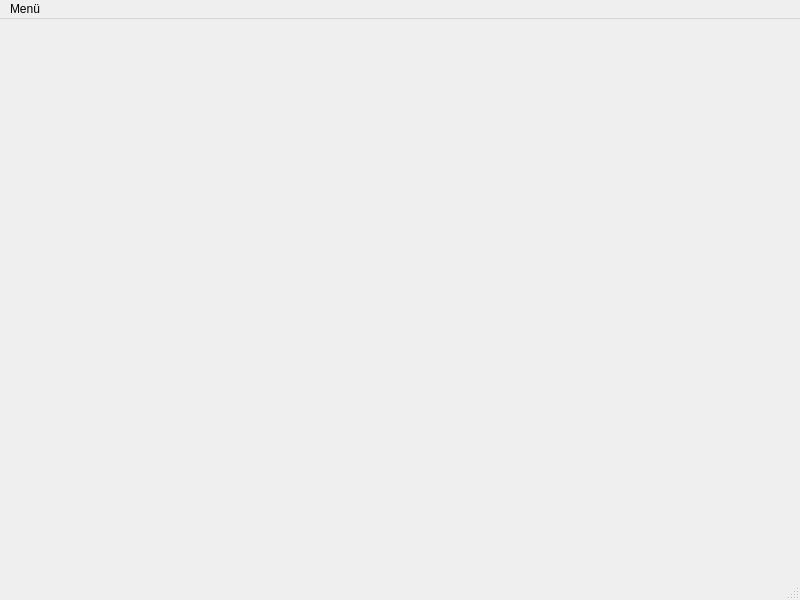
Before: the Qt Designer form DungeonCrawler/mainwindow.ui in sxndrx-cxlxnx/h_da_B2-Programmieren2, drawn with Qt 5.
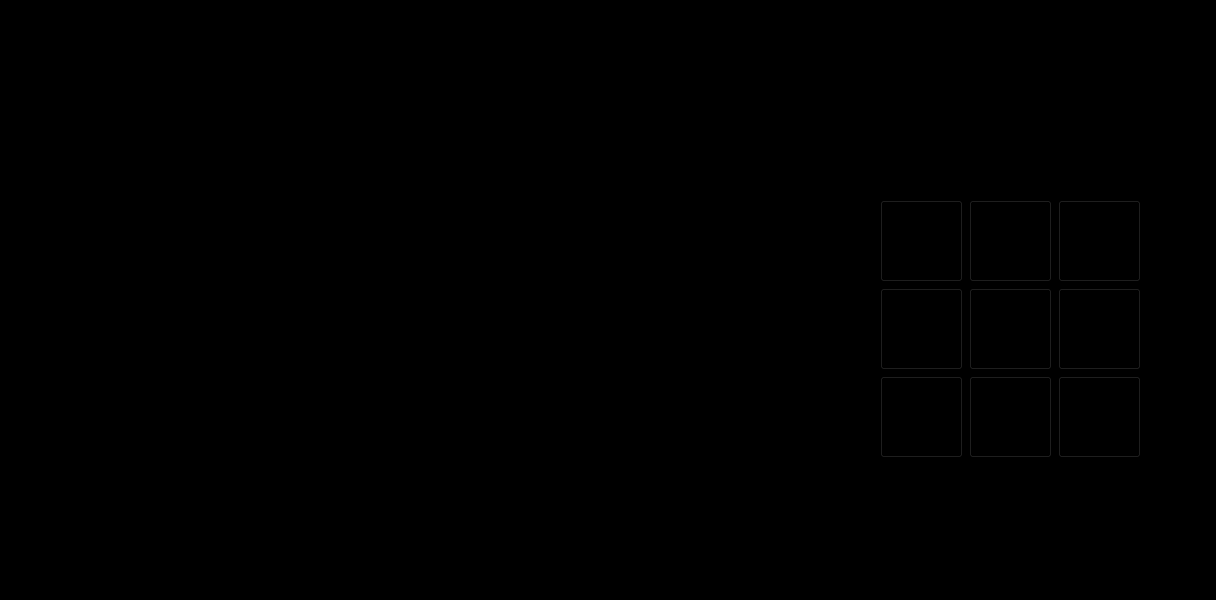
After: the same form once the commit is applied. Icons and pictures are not drawn.

Patch:
```diff
--- a/DungeonCrawler/mainwindow.ui
+++ b/DungeonCrawler/mainwindow.ui
@@ -6,42 +6,226 @@
    <rect>
     <x>0</x>
     <y>0</y>
-    <width>800</width>
+    <width>1216</width>
     <height>600</height>
    </rect>
   </property>
   <property name="windowTitle">
    <string>MainWindow</string>
   </property>
-  <widget class="QWidget" name="centralwidget"/>
-  <widget class="QStatusBar" name="statusbar"/>
+  <property name="styleSheet">
+   <string notr="true">background-color: rgb(0, 0, 0);</string>
+  </property>
+  <widget class="QWidget" name="centralwidget">
+   <widget class="QWidget" name="gridLayoutWidget">
+    <property name="geometry">
+     <rect>
+      <x>19</x>
+      <y>39</y>
+      <width>771</width>
+      <height>501</height>
+     </rect>
+    </property>
+    <layout class="QGridLayout" name="gridDungeon"/>
+   </widget>
+   <widget class="QWidget" name="gridLayoutWidget_2">
+    <property name="geometry">
+     <rect>
+      <x>880</x>
+      <y>200</y>
+      <width>261</width>
+      <height>260</height>
+     </rect>
+    </property>
+    <layout class="QGridLayout" name="arrowButtons">
+     <item row="1" column="1">
+      <widget class="QPushButton" name="buttonS">
+       <property name="minimumSize">
+        <size>
+         <width>82</width>
+         <height>82</height>
+        </size>
+       </property>
+       <property name="styleSheet">
+        <string notr="true">border-image: url(:/Textures/Texturen-Paket/arrow_skip.png);</string>
+       </property>
+       <property name="text">
+        <string/>
+       </property>
+       <property name="shortcut">
+        <string>5</string>
+       </property>
+      </widget>
+     </item>
+     <item row="0" column="0">
+      <widget class="QPushButton" name="buttonUL">
+       <property name="minimumSize">
+        <size>
+         <width>82</width>
+         <height>82</height>
+        </size>
+       </property>
+       <property name="tabletTracking">
+        <bool>false</bool>
+       </property>
+       <property name="styleSheet">
+        <string notr="true">border-image: url(:/Textures/Texturen-Paket/arrow_up_left.png);</string>
+       </property>
+       <property name="text">
+        <string/>
+       </property>
+       <property name="shortcut">
+        <string>7</string>
+       </property>
+      </widget>
+     </item>
+     <item row="2" column="0">
+      <widget class="QPushButton" name="buttonDL">
+       <property name="minimumSize">
+        <size>
+         <width>82</width>
+         <height>82</height>
+        </size>
+       </property>
+       <property name="styleSheet">
+        <string notr="true">border-image: url(:/Textures/Texturen-Paket/arrow_down_left.png);</string>
+       </property>
+       <property name="text">
+        <string/>
+       </property>
+       <property name="shortcut">
+        <string>1</string>
+       </property>
+      </widget>
+     </item>
+     <item row="1" column="0">
+      <widget class="QPushButton" name="buttonL">
+       <property name="minimumSize">
+        <size>
+         <width>82</width>
+         <height>82</height>
+        </size>
+       </property>
+       <property name="styleSheet">
+        <string notr="true">border-image: url(:/Textures/Texturen-Paket/arrow_left.png);</string>
+       </property>
+       <property name="text">
+        <string/>
+       </property>
+       <property name="shortcut">
+        <string>4</string>
+       </property>
+      </widget>
+     </item>
+     <item row="1" column="2">
+      <widget class="QPushButton" name="buttonR">
+       <property name="minimumSize">
+        <size>
+         <width>82</width>
+         <height>82</height>
+        </size>
+       </property>
+       <property name="styleSheet">
+        <string notr="true">border-image: url(:/Textures/Texturen-Paket/arrow_right.png);</string>
+       </property>
+       <property name="text">
+        <string/>
+       </property>
+       <property name="shortcut">
+        <string>6</string>
+       </property>
+      </widget>
+     </item>
+     <item row="0" column="1">
+      <widget class="QPushButton" name="buttonU">
+       <property name="minimumSize">
+        <size>
+         <width>82</width>
+         <height>82</height>
+        </size>
+       </property>
+       <property name="styleSheet">
+        <string notr="true">border-image: url(:/Textures/Texturen-Paket/arrow_up.png);</string>
+       </property>
+       <property name="text">
+        <string/>
+       </property>
+       <property name="shortcut">
+        <string>8</string>
+       </property>
+      </widget>
+     </item>
+     <item row="0" column="2">
+      <widget class="QPushButton" name="buttonUR">
+       <property name="minimumSize">
+        <size>
+         <width>82</width>
+         <height>82</height>
+        </size>
+       </property>
+       <property name="styleSheet">
+        <string notr="true">border-image: url(:/Textures/Texturen-Paket/arrow_up_right.png);</string>
+       </property>
+       <property name="text">
+        <string/>
+       </property>
+       <property name="shortcut">
+        <string>9</string>
+       </property>
+      </widget>
+     </item>
+     <item row="2" column="1">
+      <widget class="QPushButton" name="buttonD">
+       <property name="minimumSize">
+        <size>
+         <width>82</width>
+         <height>82</height>
+        </size>
+       </property>
+       <property name="styleSheet">
+        <string notr="true">border-image: url(:/Textures/Texturen-Paket/arrow_down.png);</string>
+       </property>
+       <property name="text">
+        <string/>
+       </property>
+       <property name="shortcut">
+        <string>2</string>
+       </property>
+      </widget>
+     </item>
+     <item row="2" column="2">
+      <widget class="QPushButton" name="buttonDR">
+       <property name="minimumSize">
+        <size>
+         <width>82</width>
+         <height>82</height>
+        </size>
+       </property>
+       <property name="styleSheet">
+        <string notr="true">border-image: url(:/Textures/Texturen-Paket/arrow_down_right.png);</string>
+       </property>
+       <property name="text">
+        <string/>
+       </property>
+       <property name="shortcut">
+        <string>3</string>
+       </property>
+      </widget>
+     </item>
+    </layout>
+   </widget>
+  </widget>
   <widget class="QMenuBar" name="menubar">
    <property name="geometry">
     <rect>
      <x>0</x>
      <y>0</y>
-     <width>800</width>
+     <width>1216</width>
      <height>21</height>
     </rect>
    </property>
-   <widget class="QMenu" name="menuMen">
-    <property name="title">
-     <string>Menü</string>
-    </property>
-    <addaction name="actionBeenden_2"/>
-   </widget>
-   <addaction name="menuMen"/>
   </widget>
-  <action name="actionBeenden">
-   <property name="text">
-    <string>Beenden</string>
-   </property>
-  </action>
-  <action name="actionBeenden_2">
-   <property name="text">
-    <string>Beenden</string>
-   </property>
-  </action>
+  <widget class="QStatusBar" name="statusbar"/>
  </widget>
  <resources/>
  <connections/>
```
